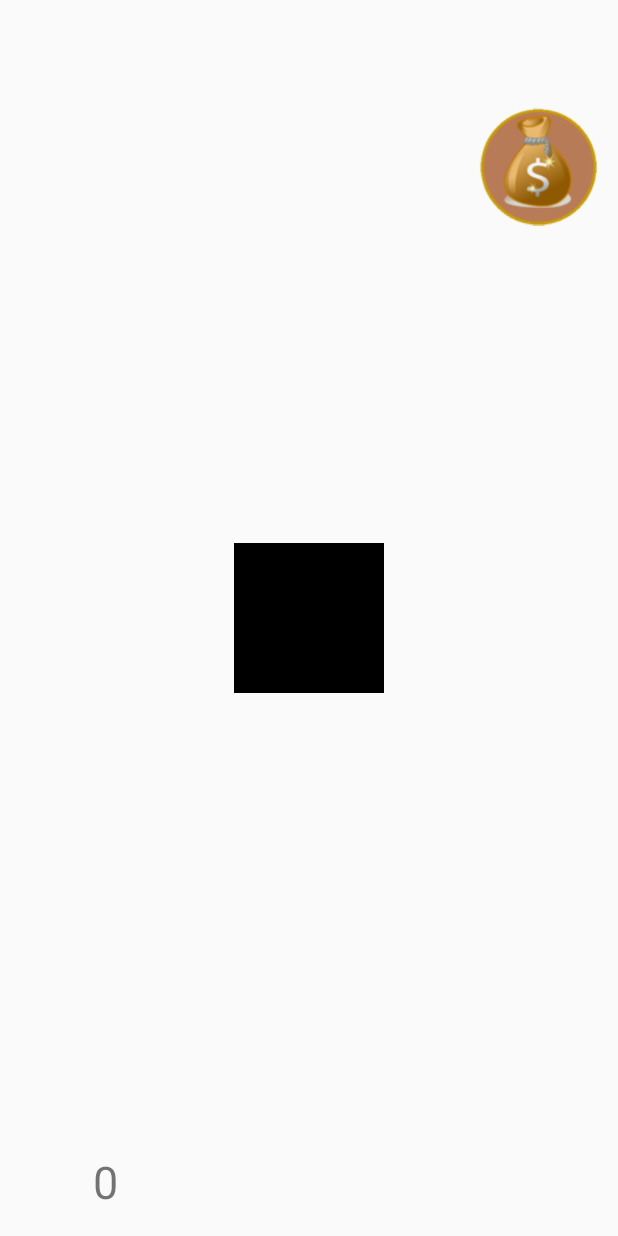
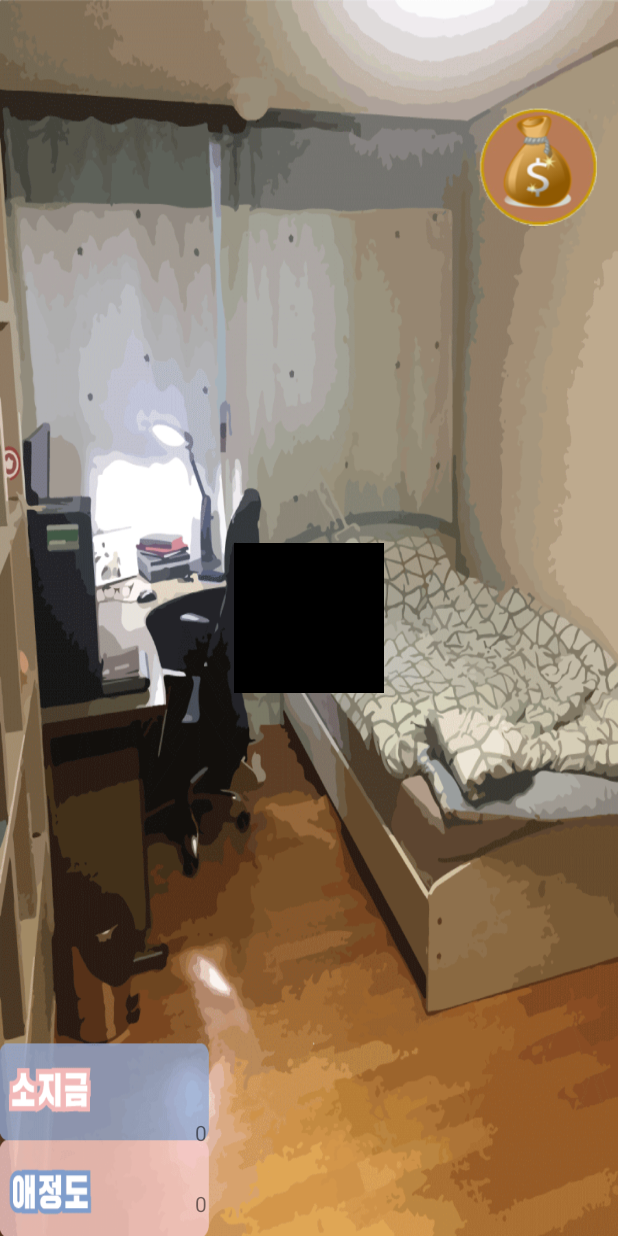
Before and after one commit to DrowsyDormouse/Click-Dot, an Android app: the layout activity_start.xml on its own in the app's theme, with its tools: preview values and no code run, on a phone screen of 412 x 824 dp. Run offline under Robolectric (Android 15) with nearby library versions, the phone set to English and light mode, and no system bars.

Commit message:
Final code
It's last.

```diff
--- a/src/main/res/layout/activity_start.xml
+++ b/src/main/res/layout/activity_start.xml
@@ -3,7 +3,8 @@
     xmlns:app="http://schemas.android.com/apk/res-auto"
     android:layout_width="match_parent"
     android:layout_height="match_parent"
-    android:id="@+id/main">
+    android:id="@+id/main"
+    android:background="@drawable/bg_image_main">
 
 
     <ImageView
@@ -13,19 +14,6 @@
         android:layout_centerVertical="true"
         android:layout_centerHorizontal="true"
         android:id="@+id/Image_char" />
-
-    <TextView
-        android:text="0"
-        android:layout_width="wrap_content"
-        android:layout_height="wrap_content"
-        android:id="@+id/textView"
-        android:textSize="30sp"
-        android:layout_marginBottom="16dp"
-        android:layout_alignParentBottom="true"
-        android:layout_alignParentLeft="true"
-        android:layout_alignParentStart="true"
-        android:layout_marginLeft="62dp"
-        android:layout_marginStart="62dp" />
 
     <ImageView
         android:layout_width="wrap_content"
@@ -45,4 +33,26 @@
         android:layout_above="@+id/Image_char"
         android:layout_toRightOf="@+id/Image_char" />
 
+    <TextView
+        android:text="0"
+        android:layout_width="wrap_content"
+        android:layout_height="wrap_content"
+        android:id="@+id/loveText"
+        android:layout_alignParentBottom="true"
+        android:layout_alignLeft="@+id/moneyText"
+        android:layout_alignStart="@+id/moneyText"
+        android:layout_marginBottom="12dp" />
+
+    <TextView
+        android:text="0"
+        android:layout_width="wrap_content"
+        android:layout_height="wrap_content"
+        android:layout_marginRight="18dp"
+        android:layout_marginEnd="18dp"
+        android:layout_marginBottom="28dp"
+        android:id="@+id/moneyText"
+        android:layout_above="@+id/loveText"
+        android:layout_toLeftOf="@+id/Image_char"
+        android:layout_toStartOf="@+id/Image_char" />
+
 </RelativeLayout>
```
